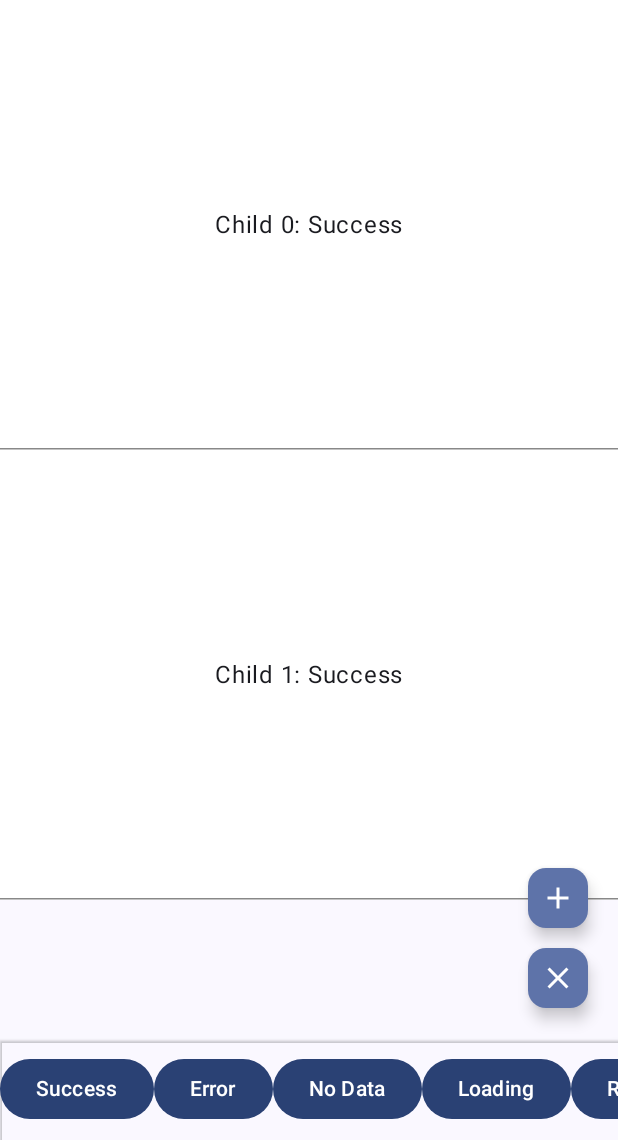
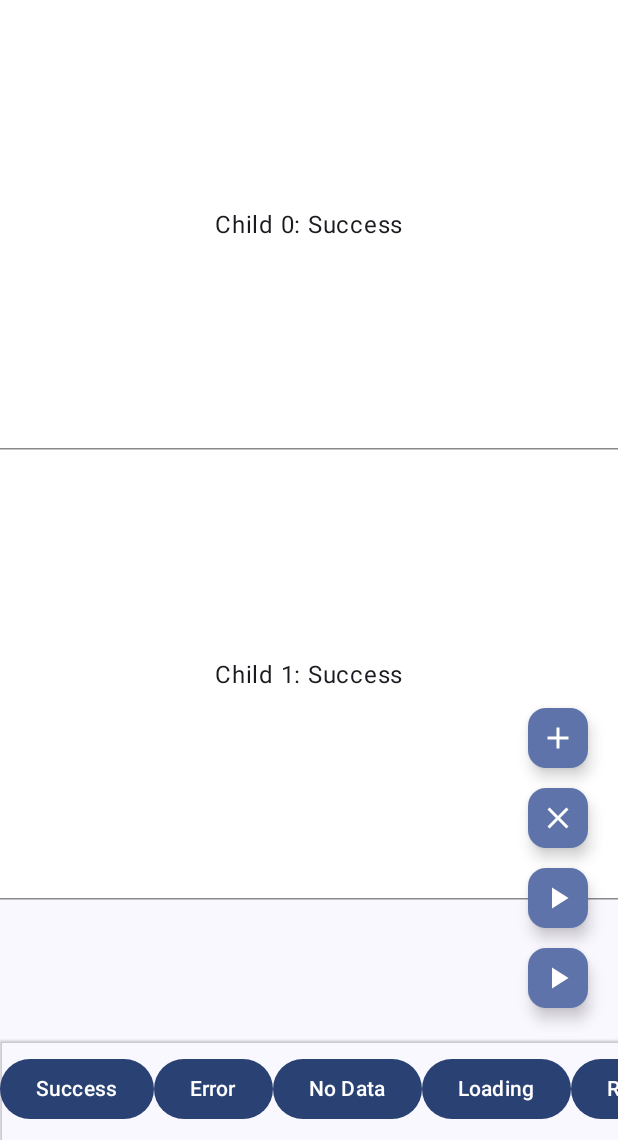
Before and after one commit to OCNYang/Compose-Status-Box, an Android app built with Jetpack Compose: the screen it shows after launch (MainActivity), after a tap on "Success", on a phone screen of 412 x 824 dp, the part 96-1236 px from its top. Run offline under Robolectric (Android 15) with nearby library versions, the phone set to English and light mode, and no system bars; 1 statement that could not run was skipped.

Commit message:
feat: uistate 改造

```diff
--- a/app/src/main/java/com/ocnyang/compose_status_page_demo/MainActivity.kt
+++ b/app/src/main/java/com/ocnyang/compose_status_page_demo/MainActivity.kt
@@ -1,5 +1,6 @@
 package com.ocnyang.compose_status_page_demo
 
+import android.content.Intent
 import android.os.Bundle
 import androidx.activity.ComponentActivity
 import androidx.activity.compose.setContent
@@ -14,9 +15,11 @@ import androidx.compose.foundation.layout.fillMaxWidth
 import androidx.compose.foundation.layout.height
 import androidx.compose.foundation.layout.padding
 import androidx.compose.foundation.rememberScrollState
+import androidx.compose.foundation.verticalScroll
 import androidx.compose.material.icons.Icons
 import androidx.compose.material.icons.filled.Add
 import androidx.compose.material.icons.filled.Clear
+import androidx.compose.material.icons.filled.PlayArrow
 import androidx.compose.material3.Button
 import androidx.compose.material3.ExperimentalMaterial3Api
 import androidx.compose.material3.HorizontalDivider
@@ -29,9 +32,6 @@ import androidx.compose.material3.Text
 import androidx.compose.material3.TopAppBar
 import androidx.compose.material3.TopAppBarDefaults
 import androidx.compose.runtime.Composable
-import androidx.compose.runtime.collectAsState
-import androidx.compose.runtime.mutableIntStateOf
-import androidx.compose.runtime.remember
 import androidx.compose.ui.Alignment
 import androidx.compose.ui.Modifier
 import androidx.compose.ui.draw.shadow
@@ -39,19 +39,48 @@ import androidx.compose.ui.graphics.Color
 import androidx.compose.ui.platform.LocalContext
 import androidx.compose.ui.tooling.preview.Preview
 import androidx.compose.ui.unit.dp
+import androidx.lifecycle.compose.collectAsStateWithLifecycle
+import androidx.lifecycle.viewmodel.compose.viewModel
+import androidx.navigation.compose.NavHost
+import androidx.navigation.compose.composable
+import androidx.navigation.compose.rememberNavController
 import com.ocnyang.compose_loading.InstaSpinner
 import com.ocnyang.compose_status_page_demo.ui.theme.ComposeStatusPageTheme
-import com.ocnyang.status_box.StateContainer
 import com.ocnyang.status_box.StatusBox
 import com.ocnyang.status_box.UIState
+import kotlinx.serialization.Serializable
+
+@Serializable
+object MainRoute
+
+@Serializable
+object NextRoute
 
 class MainActivity : ComponentActivity() {
     override fun onCreate(savedInstanceState: Bundle?) {
         super.onCreate(savedInstanceState)
         setContent {
             ComposeStatusPageTheme {
-                Surface(modifier = Modifier.fillMaxSize(), color = MaterialTheme.colorScheme.background) {
-                    ContentBox()
+                Surface(
+                    modifier = Modifier.fillMaxSize(),
+                    color = MaterialTheme.colorScheme.background
+                ) {
+                    val navController = rememberNavController()
+                    NavHost(
+                        navController = navController,
+                        startDestination = MainRoute,
+                    ) {
+                        composable<MainRoute> {
+                            ContentBox(
+                                modifier = Modifier.fillMaxSize(),
+                                nav2Next = {
+                                    navController.navigate(NextRoute)
+                                })
+                        }
+                        composable<NextRoute> {
+                            Box(modifier = Modifier.fillMaxSize())
+                        }
+                    }
                 }
             }
         }
@@ -61,10 +90,14 @@ class MainActivity : ComponentActivity() {
 @OptIn(ExperimentalMaterial3Api::class)
 @Preview(showBackground = true)
 @Composable
-fun ContentBox(modifier: Modifier = Modifier) {
-    val stateContainer = StateContainer<String>(state = UIState.Initial, loadingState = true to "")
-    val uiStateState = stateContainer.uiStateFlow.collectAsState()
-    val contentCount = remember { mutableIntStateOf(1) }
+fun ContentBox(
+    modifier: Modifier = Modifier,
+    nav2Next: () -> Unit = {},
+    viewModel: MainViewModel = viewModel()
+) {
+    val uiStateState = viewModel.uiState.collectAsStateWithLifecycle()
+    val loadingState = viewModel.loadingState.collectAsStateWithLifecycle()
+    val contentCount = viewModel.itemNumber.collectAsStateWithLifecycle()
 
     Scaffold(
         modifier = modifier,
@@ -79,13 +112,27 @@ fun ContentBox(modifier: Modifier = Modifier) {
                 })
         },
         bottomBar = {
-            Row(modifier = Modifier.fillMaxWidth().horizontalScroll(rememberScrollState()).shadow(elevation = 1.dp).padding(vertical = 10.dp)) {
-                Button(onClick = { stateContainer.changeState(UIState.Success("Success")) }, content = { Text(text = "Success") })
-                Button(onClick = { stateContainer.changeState(UIState.Error("Error")) }, content = { Text(text = "Error") })
-                Button(onClick = { stateContainer.changeState(UIState.Empty()) }, content = { Text(text = "No Data") })
-                Button(onClick = { stateContainer.changeLoading(true) }, content = { Text(text = "Loading") })
+            Row(
+                modifier = Modifier
+                    .fillMaxWidth()
+                    .horizontalScroll(rememberScrollState())
+                    .shadow(elevation = 1.dp)
+                    .padding(vertical = 10.dp)
+            ) {
+                Button(
+                    onClick = { viewModel.changeState(MainUIState.Success(2, "Success")) },
+                    content = { Text(text = "Success") })
+                Button(
+                    onClick = { viewModel.changeState(UIState.Error("Error")) },
+                    content = { Text(text = "Error") })
+                Button(
+                    onClick = { viewModel.changeState(UIState.Empty()) },
+                    content = { Text(text = "No Data") })
+                Button(
+                    onClick = { viewModel.changeLoading(true) },
+                    content = { Text(text = "Loading") })
                 Button(onClick = {
-                    stateContainer.apply {
+                    viewModel.apply {
                         changeState(UIState.Initial)
                         changeLoading(visible = true)
                     }
@@ -94,10 +141,10 @@ fun ContentBox(modifier: Modifier = Modifier) {
         },
         floatingActionButton = {
             Column {
-                if (uiStateState.value is UIState.Success) {
+                if (uiStateState.value is MainUIState.Success) {
                     SmallFloatingActionButton(
                         onClick = {
-                            contentCount.value = contentCount.value + 1
+                            viewModel.changeItemNumber(contentCount.value + 1)
                         },
                         content = {
                             Icon(Icons.Filled.Add, contentDescription = "add-child-view btn")
@@ -106,24 +153,57 @@ fun ContentBox(modifier: Modifier = Modifier) {
                     Spacer(modifier = Modifier.height(5.dp))
                     SmallFloatingActionButton(
                         onClick = {
-                            contentCount.value = contentCount.value - 1
+                            viewModel.changeItemNumber(contentCount.value - 1)
                         },
                         content = {
                             Icon(Icons.Filled.Clear, contentDescription = "remove-child-view btn")
+                        },
+                    )
+                    Spacer(modifier = Modifier.height(5.dp))
+                    val content = LocalContext.current
+                    SmallFloatingActionButton(
+                        onClick = {
+                            content.startActivity(Intent(content, MainActivity::class.java))
+                        },
+                        content = {
+                            Icon(
+                                Icons.Filled.PlayArrow,
+                                contentDescription = "remove-child-view btn"
+                            )
+                        },
+                    )
+                    Spacer(modifier = Modifier.height(5.dp))
+                    SmallFloatingActionButton(
+                        onClick = {
+                            nav2Next()
+                        },
+                        content = {
+                            Icon(
+                                Icons.Filled.PlayArrow,
+                                contentDescription = "remove-child-view btn"
+                            )
                         },
                     )
                 }
             }
         }
     ) { paddingValues ->
-        StatusBox(
-            modifier = Modifier.fillMaxSize().padding(paddingValues),
-            stateContainer = stateContainer,
-            contentScrollEnabled = true,
+        StatusBox<MainUIState.Success>(
+            modifier = Modifier
+                .fillMaxSize()
+                .padding(paddingValues),
+            uiState = uiStateState.value,
+            loadingState = loadingState.value,
             loadingComponentBlock = { InstaSpinner(size = 25.dp) } // The default is global configuration, which you can set for each page individually
         ) {
-            for (i in 0..contentCount.value) {
-                ContentItemBox(text = "Child $i: ${it.data}")
+            Column(
+                modifier = Modifier
+                    .fillMaxSize()
+                    .verticalScroll(rememberScrollState())
+            ) {
+                for (i in 0..contentCount.value) {
+                    ContentItemBox(text = "Child $i: ${it.data}")
+                }
             }
         }
     }
@@ -131,7 +211,13 @@ fun ContentBox(modifier: Modifier = Modifier) {
 
 @Preview(showBackground = true)
 @Composable
-fun ContentItemBox(text: String = "TEXT") = Box(modifier = Modifier.fillMaxWidth().height(300.dp).background(Color.White)) {
-    Text(modifier = Modifier.align(Alignment.Center), text = text)
-    HorizontalDivider(color = Color.Gray, modifier = Modifier.align(Alignment.BottomCenter))
-}
+fun ContentItemBox(text: String = "TEXT") =
+    Box(
+        modifier = Modifier
+            .fillMaxWidth()
+            .height(300.dp)
+            .background(Color.White)
+    ) {
+        Text(modifier = Modifier.align(Alignment.Center), text = text)
+        HorizontalDivider(color = Color.Gray, modifier = Modifier.align(Alignment.BottomCenter))
+    }
--- /dev/null
+++ b/app/src/main/java/com/ocnyang/compose_status_page_demo/MainViewModel.kt
@@ -0,0 +1,49 @@
+package com.ocnyang.compose_status_page_demo
+
+import androidx.lifecycle.ViewModel
+import androidx.lifecycle.viewModelScope
+import com.ocnyang.status_box.UIState
+import kotlinx.coroutines.delay
+import kotlinx.coroutines.flow.MutableStateFlow
+import kotlinx.coroutines.flow.asStateFlow
+import kotlinx.coroutines.launch
+
+class MainViewModel : ViewModel() {
+    var uiState: MutableStateFlow<UIState> = MutableStateFlow(UIState.Initial)
+        private set
+
+    var loadingState: MutableStateFlow<Pair<Boolean, Any?>> = MutableStateFlow(true to null)
+        private set
+
+    private val _itemNumber = MutableStateFlow(1)
+    var itemNumber = _itemNumber.asStateFlow()
+
+    fun  changeItemNumber(num: Int) {
+        _itemNumber.value = num
+    }
+
+    fun getData() {
+        viewModelScope.launch {
+            delay(2000)
+            uiState.value = MainUIState.Success(1, "Hello World")
+        }
+    }
+
+    fun changeState(state: UIState) {
+        uiState.value = state
+        changeLoading(false, null)
+    }
+
+    fun changeLoading(visible: Boolean, extra: Any? = null) {
+        loadingState.value = visible to extra
+    }
+
+
+}
+
+class MainUIState : UIState {
+    data class Success(
+        val id: Int,
+        val data: String
+    ) : UIState
+}
--- a/status-box-library/src/main/java/com/ocnyang/status_box/StateContainer.kt
+++ /dev/null
@@ -1,27 +0,0 @@
-package com.ocnyang.status_box
-
-import kotlinx.coroutines.flow.MutableStateFlow
-import kotlinx.coroutines.flow.asStateFlow
-
-class StateContainer<T>(
-    state: UIState<T>,
-    loadingState: Pair<Boolean, Any?> = Pair(false, null)
-) {
-    private val _uiStateFlow = MutableStateFlow<UIState<T>>(state)
-    val uiStateFlow = _uiStateFlow.asStateFlow()
-
-    private val _loadingStateFlow = MutableStateFlow(loadingState)
-    val loadingStateFlow = _loadingStateFlow.asStateFlow()
-
-    fun changeState(state: UIState<T>, loading: Pair<Boolean, Any?> = false to null) {
-        _uiStateFlow.value = state
-        _loadingStateFlow.value = loading
-    }
-
-    fun changeLoading(
-        visible: Boolean,
-        extra: Any? = null
-    ) {
-        _loadingStateFlow.value = visible to extra
-    }
-}
--- a/status-box-library/src/main/java/com/ocnyang/status_box/StatusBox.kt
+++ b/status-box-library/src/main/java/com/ocnyang/status_box/StatusBox.kt
@@ -1,59 +1,103 @@
 package com.ocnyang.status_box
 
+import androidx.compose.animation.AnimatedVisibility
 import androidx.compose.foundation.layout.Box
 import androidx.compose.foundation.layout.BoxScope
-import androidx.compose.foundation.layout.Column
-import androidx.compose.foundation.layout.ColumnScope
 import androidx.compose.foundation.layout.fillMaxSize
-import androidx.compose.foundation.rememberScrollState
-import androidx.compose.foundation.verticalScroll
 import androidx.compose.runtime.Composable
-import androidx.compose.runtime.collectAsState
-import androidx.compose.runtime.getValue
+import androidx.compose.runtime.remember
 import androidx.compose.ui.Alignment
 import androidx.compose.ui.Modifier
 import androidx.compose.ui.input.pointer.pointerInput
 
 @Composable
-fun <T> StatusBox(
-    modifier: Modifier = Modifier.fillMaxSize(),
-    stateContainer: StateContainer<T>,
-    contentScrollEnabled: Boolean = true,
+fun StatusBox(
+    modifier: Modifier = Modifier,
+    uiState: UIState,
+    loadingState: Pair<Boolean, Any?>,
     loadingBlockPress: Boolean = false,
     initComponentBlock: @Composable (BoxScope.(UIState.Initial) -> Unit)? = StatusBoxGlobalConfig.initComponent,
     emptyComponentBlock: @Composable (BoxScope.(UIState.Empty) -> Unit)? = StatusBoxGlobalConfig.emptyComponent,
     errorComponentBlock: @Composable (BoxScope.(UIState.Error) -> Unit)? = StatusBoxGlobalConfig.errorComponent,
     loadingComponentBlock: @Composable (BoxScope.(Pair<Boolean, Any?>) -> Unit)? = StatusBoxGlobalConfig.loadingComponent,
-    contentComponentBlock: @Composable (ColumnScope.(UIState.Success<T>) -> Unit)
+    contentComponentBlock: @Composable ((UIState) -> Unit)
 ) {
-    val uiState by stateContainer.uiStateFlow.collectAsState()
-    val loading by stateContainer.loadingStateFlow.collectAsState()
+    StatusBoxContent(
+        modifier = modifier,
+        uiState = uiState,
+        errorComponentBlock = errorComponentBlock,
+        emptyComponentBlock = emptyComponentBlock,
+        initComponentBlock = initComponentBlock,
+        contentComponentBlock = contentComponentBlock,
+        loadingState = loadingState,
+        loadingBlockPress = loadingBlockPress,
+        loadingComponentBlock = loadingComponentBlock
+    )
+}
 
+@Composable
+fun <T : UIState> StatusBox(
+    modifier: Modifier = Modifier,
+    uiState: UIState,
+    loadingState: Pair<Boolean, Any?>,
+    loadingBlockPress: Boolean = false,
+    successStateTransformFun: ((UIState) -> T) = { it as T },
+    initComponentBlock: @Composable (BoxScope.(UIState.Initial) -> Unit)? = StatusBoxGlobalConfig.initComponent,
+    emptyComponentBlock: @Composable (BoxScope.(UIState.Empty) -> Unit)? = StatusBoxGlobalConfig.emptyComponent,
+    errorComponentBlock: @Composable (BoxScope.(UIState.Error) -> Unit)? = StatusBoxGlobalConfig.errorComponent,
+    loadingComponentBlock: @Composable (BoxScope.(Pair<Boolean, Any?>) -> Unit)? = StatusBoxGlobalConfig.loadingComponent,
+    contentComponentBlock: @Composable ((T) -> Unit)
+) {
+    StatusBoxContent(
+        modifier = modifier,
+        uiState = uiState,
+        errorComponentBlock = errorComponentBlock,
+        emptyComponentBlock = emptyComponentBlock,
+        initComponentBlock = initComponentBlock,
+        contentComponentBlock = { contentComponentBlock(successStateTransformFun(it)) },
+        loadingState = loadingState,
+        loadingBlockPress = loadingBlockPress,
+        loadingComponentBlock = loadingComponentBlock
+    )
+}
+
+@Composable
+private fun StatusBoxContent(
+    modifier: Modifier,
+    uiState: UIState,
+    errorComponentBlock: @Composable (BoxScope.(UIState.Error) -> Unit)?,
+    emptyComponentBlock: @Composable (BoxScope.(UIState.Empty) -> Unit)?,
+    initComponentBlock: @Composable (BoxScope.(UIState.Initial) -> Unit)?,
+    contentComponentBlock: @Composable ((UIState) -> Unit),
+    loadingState: Pair<Boolean, Any?>,
+    loadingBlockPress: Boolean,
+    loadingComponentBlock: @Composable (BoxScope.(Pair<Boolean, Any?>) -> Unit)?
+) {
     Box(modifier = modifier, contentAlignment = Alignment.Center) {
         when (uiState) {
-            is UIState.Success ->
-                Column(
-                    modifier = Modifier.fillMaxSize().verticalScroll(rememberScrollState(), enabled = contentScrollEnabled)
-                ) {
-                    this.contentComponentBlock(uiState as UIState.Success<T>)
-                }
-
-            is UIState.Error -> errorComponentBlock?.invoke(this, uiState as UIState.Error)
-            is UIState.Empty -> emptyComponentBlock?.invoke(this, uiState as UIState.Empty)
-            is UIState.Initial -> initComponentBlock?.invoke(this, uiState as UIState.Initial)
+            is UIState.Error -> errorComponentBlock?.invoke(this, uiState)
+            is UIState.Empty -> emptyComponentBlock?.invoke(this, uiState)
+            is UIState.Initial -> initComponentBlock?.invoke(this, uiState)
+            else -> contentComponentBlock.invoke(uiState)
         }
 
-        if (loading.first) {
-            if (loadingBlockPress) {
-                Box(
-                    modifier = Modifier.fillMaxSize().pointerInput(Unit) {},
-                    contentAlignment = Alignment.Center
-                ) {
-                    loadingComponentBlock?.invoke(this, loading)
-                }
-            } else {
-                loadingComponentBlock?.invoke(this, loading)
+        AnimatedVisibility(visible = loadingState.first, modifier = Modifier.fillMaxSize()) {
+            val loadingModifier = remember(loadingBlockPress) {
+                if (loadingBlockPress)
+                    Modifier
+                        .fillMaxSize()
+                        .pointerInput(Unit) {}
+                else
+                    Modifier.fillMaxSize()
             }
+
+            Box(
+                modifier = loadingModifier,
+                contentAlignment = Alignment.Center
+            ) {
+                loadingComponentBlock?.invoke(this, loadingState)
+            }
+
         }
     }
 }
--- a/status-box-library/src/main/java/com/ocnyang/status_box/UIStatus.kt
+++ b/status-box-library/src/main/java/com/ocnyang/status_box/UIStatus.kt
@@ -1,12 +1,9 @@
 package com.ocnyang.status_box
 
-sealed interface UIState<out T> {
-    data object Initial : UIState<Nothing>
+interface UIState {
+    data object Initial : UIState
 
-    data class Success<T>(val data: T) : UIState<T>
+    data class Error(val message: String, val throwable: Throwable? = null) : UIState
 
-    data class Error(val message: String, val throwable: Throwable? = null) : UIState<Nothing>
-
-
-    data class Empty(val value: Any? = null) : UIState<Nothing>
+    data class Empty(val value: Any? = null) : UIState
 }
```
Also changed, not shown: app/build.gradle.kts (+9 -5 lines), build.gradle.kts (+5 -3 lines), status-box-library/build.gradle.kts (+5 -3 lines), status-box-library/src/main/java/com/ocnyang/status_box/DefaultStatusWidget.kt (+6 -5 lines), gradle/wrapper/gradle-wrapper.properties.
